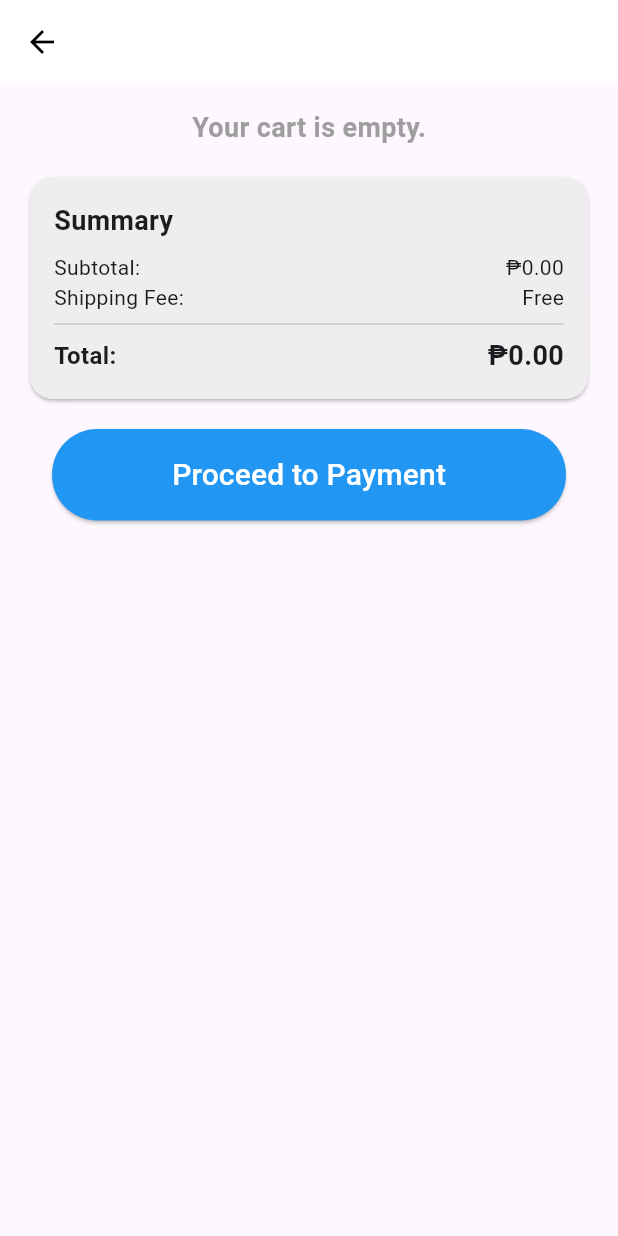
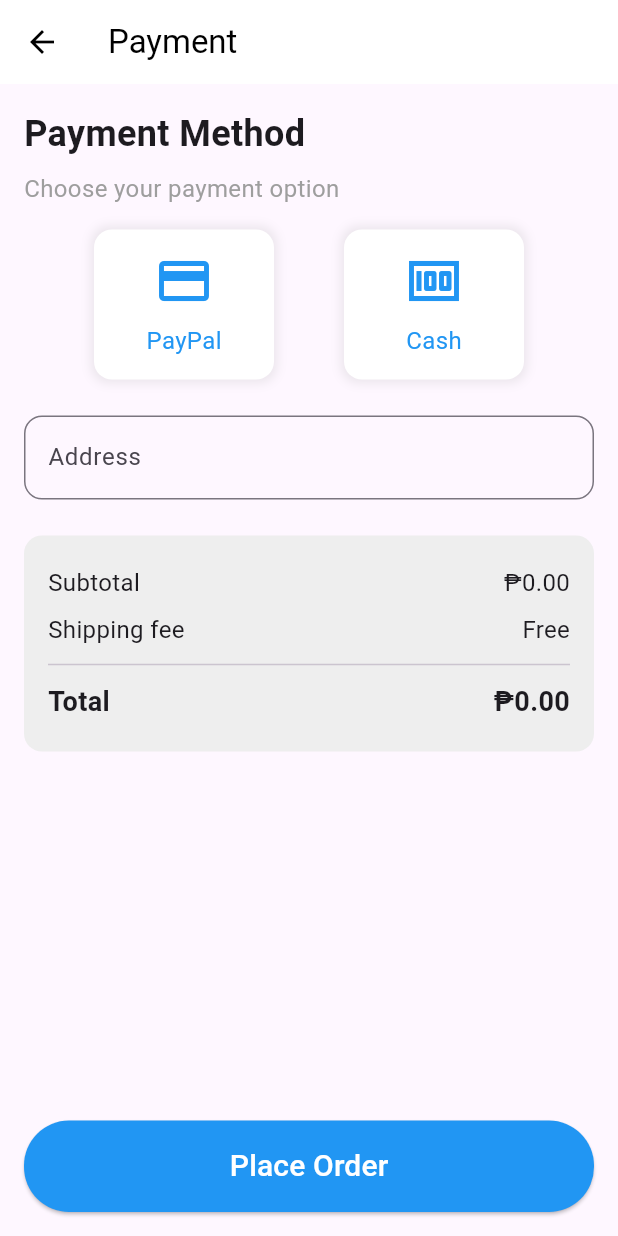
Before and after one commit to Adimno/thirsttea, a Flutter app: the CartPage screen opened directly with empty values, after a tap on "Proceed to Payment", on a phone screen of 412 x 824 dp. Run offline on Flutter 3.47's test engine with Material 3 defaults, Android fonts, the phone set to English and light mode, and no system bars; our stand-ins replace cloud_firestore, firebase_auth, firebase_core; accounts and stored records are empty; network calls fail.

Commit message:
with payment page being updated the price

```diff
--- a/lib/cart/cart_page.dart
+++ b/lib/cart/cart_page.dart
@@ -1,10 +1,13 @@
 import 'package:flutter/material.dart';
 import 'package:http/http.dart' as http;
 import 'dart:convert';
+import 'package:thirst_tea/payment/payment_page.dart';
 
 class CartPage extends StatefulWidget {
   static List<Map<String, dynamic>> cartItems = [];
   final String email; // Add email parameter to the constructor
+
+
 
   const CartPage({Key? key, required this.email}) : super(key: key);
 
@@ -16,12 +19,16 @@ class _CartPageState extends State<CartPage> {
 
   late String email;
 
+
+
   @override
   void initState() {
     super.initState();
     fetchCartItems(); // Fetch cart items when the page is initialized
     email = widget.email;
   }
+
+
 
   Future<void> fetchCartItems() async {
     var url = Uri.parse('http://10.0.2.2/thirsteaFINALV2/login/usermain/fetch_cart_cp.php');
@@ -157,21 +164,39 @@ class _CartPageState extends State<CartPage> {
   }
 
   // Method to calculate total (includes shipping)
-  double getTotal() {
-    double subtotal = getSubtotal();
+  double getTotal(double orderAmount) {
+    double subtotal = orderAmount; // Use the orderAmount passed as the subtotal
     double shippingFee = 0.0;  // Free shipping
     return subtotal + shippingFee;
   }
 
+  void _navigateToPaymentPage() {
+    // Calculate the total amount from the cart
+    double subtotal = getSubtotal();
+    double totalAmount = getTotal(subtotal);
+
+    // Pass the totalAmount and other required fields to the PaymentPage
+    Navigator.push(
+      context,
+      MaterialPageRoute(
+        builder: (context) => PaymentPage(
+          totalAmount: totalAmount,  // Pass the total amount
+          subtotal: subtotal,        // Pass the subtotal if needed
+          email: widget.email,       // Pass the user's email
+          cartItems: CartPage.cartItems, // Optionally, pass cart items if needed
+        ),
+      ),
+    );
+  }
 
   @override
   Widget build(BuildContext context) {
     double subtotal = getSubtotal();
-    double total = getTotal();
+    double total = getTotal(subtotal);
 
     return Scaffold(
       appBar: AppBar(
-        title: Text('$email', style: TextStyle(color: Colors.black)),
+        title: Text('Cart', style: TextStyle(color: Colors.black)),
         backgroundColor: Colors.white,
         elevation: 0,
         leading: IconButton(
@@ -318,7 +343,7 @@ class _CartPageState extends State<CartPage> {
             SizedBox(height: 16),
             ElevatedButton(
               onPressed: () {
-                // Proceed to payment functionality
+                _navigateToPaymentPage();
               },
               style: ElevatedButton.styleFrom(
                 padding: EdgeInsets.symmetric(vertical: 16.0, horizontal: 80.0),
@@ -329,7 +354,8 @@ class _CartPageState extends State<CartPage> {
               ),
               child: Text('Proceed to Payment',
                   style: TextStyle(color: Colors.white, fontSize: 20)),
-            ),
+            )
+
           ],
         ),
       ),
--- /dev/null
+++ b/lib/payment/payment_page.dart
@@ -0,0 +1,184 @@
+import 'package:flutter/material.dart';
+import 'package:intl/intl.dart'; // Make sure to import intl for number formatting
+
+class PaymentPage extends StatelessWidget {
+  final double totalAmount;
+  final double subtotal;
+  final String email;
+  final List<Map<String, dynamic>> cartItems; // Pass the cart items if needed
+
+  const PaymentPage({
+    Key? key,
+    required this.totalAmount,
+    required this.subtotal,
+    required this.email,
+    required this.cartItems,
+  }) : super(key: key);
+
+  @override
+  Widget build(BuildContext context) {
+    // Format the totalAmount for display
+    final currencyFormat = NumberFormat.currency(locale: 'en_PH', symbol: '₱');
+    final formattedTotalAmount = currencyFormat.format(totalAmount);
+    final formattedSubtotal = currencyFormat.format(subtotal);
+
+    return Scaffold(
+      appBar: AppBar(
+        leading: IconButton(
+          icon: Icon(Icons.arrow_back, color: Colors.black),
+          onPressed: () => Navigator.of(context).pop(),
+        ),
+        backgroundColor: Colors.white,
+        elevation: 0,
+        title: Text(
+          'Payment',
+          style: TextStyle(color: Colors.black),
+        ),
+      ),
+      body: Padding(
+        padding: const EdgeInsets.all(16.0),
+        child: Column(
+          crossAxisAlignment: CrossAxisAlignment.start,
+          children: [
+            Text(
+              'Payment Method',
+              style: TextStyle(fontSize: 24, fontWeight: FontWeight.bold),
+            ),
+            SizedBox(height: 8),
+            Text(
+              'Choose your payment option',
+              style: TextStyle(fontSize: 16, color: Colors.grey),
+            ),
+            SizedBox(height: 16),
+            Row(
+              mainAxisAlignment: MainAxisAlignment.spaceEvenly,
+              children: [
+                PaymentOption(icon: Icons.payment, text: 'PayPal'),
+                PaymentOption(icon: Icons.money, text: 'Cash'),
+              ],
+            ),
+            SizedBox(height: 24),
+            TextField(
+              decoration: InputDecoration(
+                labelText: 'Address',
+                border: OutlineInputBorder(
+                  borderRadius: BorderRadius.circular(12),
+                ),
+              ),
+            ),
+            SizedBox(height: 24),
+            Container(
+              padding: EdgeInsets.all(16),
+              decoration: BoxDecoration(
+                color: Colors.grey[200],
+                borderRadius: BorderRadius.circular(12),
+              ),
+              child: Column(
+                crossAxisAlignment: CrossAxisAlignment.start,
+                children: [
+                  SummaryRow(label: 'Subtotal', value: formattedSubtotal),
+                  SummaryRow(label: 'Shipping fee', value: 'Free'),
+                  Divider(),
+                  SummaryRow(
+                    label: 'Total',
+                    value: formattedTotalAmount,
+                    isTotal: true,
+                  ),
+                ],
+              ),
+            ),
+            Spacer(),
+            ElevatedButton(
+              onPressed: () {
+                // Add navigation or other logic for placing an order
+              },
+              style: ElevatedButton.styleFrom(
+                padding: EdgeInsets.symmetric(vertical: 16.0),
+                backgroundColor: Colors.blue,
+                shape: RoundedRectangleBorder(
+                  borderRadius: BorderRadius.circular(30),
+                ),
+                minimumSize: Size(double.infinity, 50),
+              ),
+              child: Text(
+                'Place Order',
+                style: TextStyle(color: Colors.white, fontSize: 20),
+              ),
+            ),
+          ],
+        ),
+      ),
+    );
+  }
+}
+
+class PaymentOption extends StatelessWidget {
+  final IconData icon;
+  final String text;
+
+  PaymentOption({required this.icon, required this.text});
+
+  @override
+  Widget build(BuildContext context) {
+    return Container(
+      width: 120,
+      height: 100,
+      decoration: BoxDecoration(
+        color: Colors.white,
+        borderRadius: BorderRadius.circular(12),
+        boxShadow: [
+          BoxShadow(
+            color: Colors.grey.withOpacity(0.2),
+            spreadRadius: 2,
+            blurRadius: 5,
+          ),
+        ],
+      ),
+      child: Column(
+        mainAxisAlignment: MainAxisAlignment.center,
+        children: [
+          Icon(icon, size: 40, color: Colors.blue),
+          SizedBox(height: 8),
+          Text(
+            text,
+            style: TextStyle(fontSize: 16, color: Colors.blue),
+          ),
+        ],
+      ),
+    );
+  }
+}
+
+class SummaryRow extends StatelessWidget {
+  final String label;
+  final String value;
+  final bool isTotal;
+
+  SummaryRow({required this.label, required this.value, this.isTotal = false});
+
+  @override
+  Widget build(BuildContext context) {
+    return Padding(
+      padding: const EdgeInsets.symmetric(vertical: 4.0),
+      child: Row(
+        mainAxisAlignment: MainAxisAlignment.spaceBetween,
+        children: [
+          Text(
+            label,
+            style: TextStyle(
+              fontSize: isTotal ? 18 : 16,
+              fontWeight: isTotal ? FontWeight.bold : FontWeight.normal,
+            ),
+          ),
+          Text(
+            value,
+            style: TextStyle(
+              fontSize: isTotal ? 18 : 16,
+              fontWeight: isTotal ? FontWeight.bold : FontWeight.normal,
+            ),
+          ),
+        ],
+      ),
+    );
+  }
+}
--- a/lib/product_page/product_page.dart
+++ b/lib/product_page/product_page.dart
@@ -3,6 +3,7 @@ import 'package:thirst_tea/cart/cart_page.dart';
 import 'package:http/http.dart' as http;
 import 'dart:convert';
 import 'dart:io';
+
 
 class ProductPage extends StatefulWidget {
   final String email; // Add email parameter to the constructor
@@ -71,6 +72,9 @@ class _ProductPageState extends State<ProductPage> {
       if (response.statusCode == 200) {
         var jsonResponse = json.decode(response.body);
         if (jsonResponse['success']) {
+          ScaffoldMessenger.of(context).showSnackBar(
+            SnackBar(content: Text('Item added to the cart!')),
+          );
           print('Item added to the cart');
         } else {
           print('Error adding item to cart: ${jsonResponse['message']}');
```
